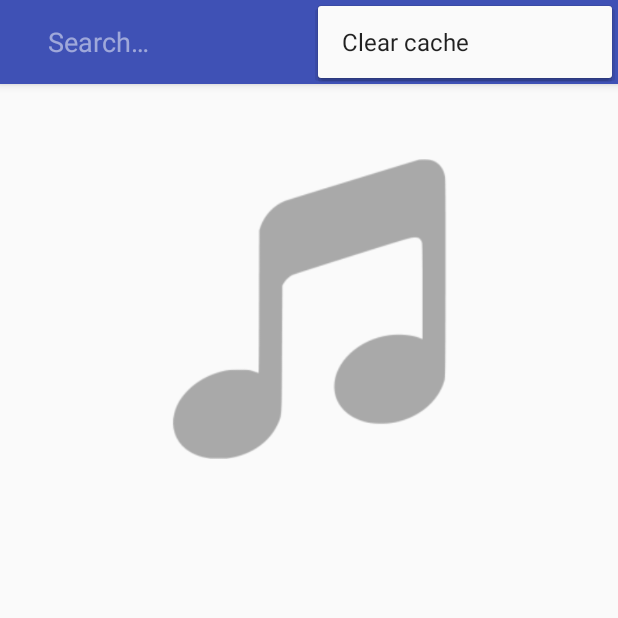
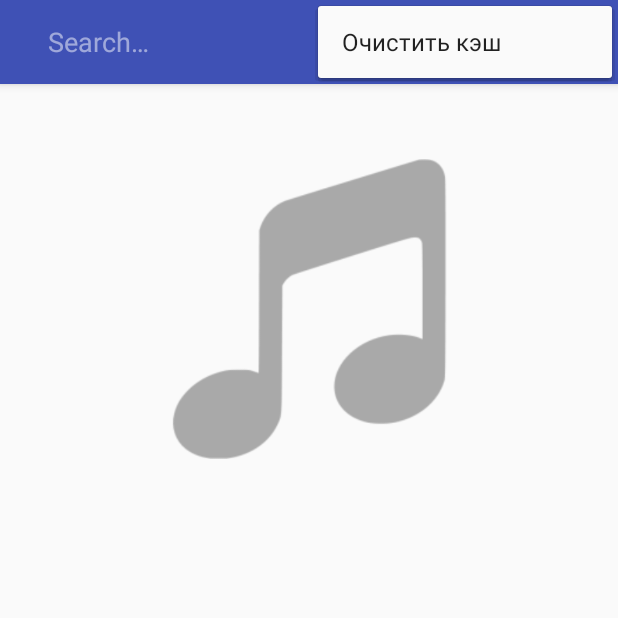
Before and after one commit to niazarak/YandexMusicApp, an Android app: the screen it shows after launch (MainActivity), with the options menu open, on a phone screen of 412 x 824 dp, the top half of it. Run offline under Robolectric (Android 15) with nearby library versions, the phone set to English and light mode, and no system bars; our stand-ins replace Picasso; network calls fail; pictures from the network do not load; 1 statement that could not run was skipped.

```diff
--- a/app/src/main/java/com/yandexmusicapp/Application.java
+++ b/app/src/main/java/com/yandexmusicapp/Application.java
@@ -6,9 +6,15 @@ import static com.yandexmusicapp.utils.CacheUtils.cache;
 
 public class Application extends android.app.Application{
 
+    public static final String ARTIST = "ARTIST";
+    public static final String POSITION = "POSITION";
+    public static final String SORT = "SORT";
+    public static final String QUERY= "QUERY";
+
     @Override
     public void onCreate() {
         super.onCreate();
+        //инициализируем путь кэша
         cache = new File(getCacheDir(),"cache.txt");
     }
 }
--- a/app/src/main/java/com/yandexmusicapp/adapters/ArtistAdapter.java
+++ b/app/src/main/java/com/yandexmusicapp/adapters/ArtistAdapter.java
@@ -19,6 +19,8 @@ import java.util.ArrayList;
 import java.util.Collections;
 import java.util.Comparator;
 import java.util.List;
+
+import static com.yandexmusicapp.Application.ARTIST;
 
 public class ArtistAdapter extends RecyclerView.Adapter<ArtistAdapter.ArtistHolder> {
 
@@ -133,12 +135,11 @@ public class ArtistAdapter extends RecyclerView.Adapter<ArtistAdapter.ArtistHold
             public void onClick(View v) {
                 Intent intent = new Intent(v.getContext(),ArtistActivity.class);
                 // передаем в следующий активити выбранного артиста
-                intent.putExtra("ARTIST",artist);
+                intent.putExtra(ARTIST, artist)
                 ((Activity) v.getContext()).startActivityForResult(intent,1);
             }
         });
     }
-
 
     @Override
     public int getItemCount() {
--- a/app/src/main/java/com/yandexmusicapp/models/Artist.java
+++ b/app/src/main/java/com/yandexmusicapp/models/Artist.java
@@ -17,7 +17,7 @@ public class Artist implements Serializable{
     private String name;
     @SerializedName("genres")
     @Expose
-    private List<String> genres = new ArrayList<String>();
+    private List<String> genres = new ArrayList<>();
     @SerializedName("tracks")
     @Expose
     private Integer tracks;
@@ -96,7 +96,7 @@ public class Artist implements Serializable{
 
     //для вывода репертуара артиста одной строкой
     public String getRepertoire(){
-        return albums+" альбомов, "+tracks+" песен";
+        return albums+" альбомов * "+tracks+" песен";
     }
     /**
      *
--- a/app/src/main/res/layout-land/layout_empty_cache.xml
+++ b/app/src/main/res/layout-land/layout_empty_cache.xml
@@ -13,19 +13,15 @@
         android:id="@+id/splash_img"
         android:src="@drawable/music"
         android:layout_gravity="center_horizontal|top"
-        android:layout_alignParentTop="true"
-        android:layout_centerHorizontal="true"
         android:layout_marginTop="50dp" />
 
     <TextView
         android:layout_width="300dp"
         android:layout_height="wrap_content"
-        android:text="Проверьте подключение к интернету и обновите список"
-        android:textSize="20dp"
+        android:text="@string/empty_cache"
+        android:textSize="20sp"
         android:layout_gravity="center"
         android:textAlignment="center"
-        android:layout_below="@+id/splash_img"
-        android:layout_centerHorizontal="true"
         android:layout_marginTop="50dp" />
 
 </FrameLayout>
--- a/app/src/main/res/layout/activity_splash.xml
+++ b/app/src/main/res/layout/activity_splash.xml
@@ -8,7 +8,7 @@
         android:id="@+id/imageView"
         android:layout_gravity="center_horizontal|top"
         android:src="@drawable/logo"
-        android:layout_marginTop="50dp" />
+        android:layout_marginTop="@dimen/splash_logo_top_margin" />
 
     <ProgressBar
         style="?android:attr/progressBarStyleSmall"
--- a/app/src/main/res/layout/layout_empty_cache.xml
+++ b/app/src/main/res/layout/layout_empty_cache.xml
@@ -13,19 +13,15 @@
         android:id="@+id/splash_img"
         android:src="@drawable/music"
         android:layout_gravity="center_horizontal|top"
-        android:layout_alignParentTop="true"
-        android:layout_centerHorizontal="true"
         android:layout_marginTop="50dp" />
 
     <TextView
         android:layout_width="300dp"
         android:layout_height="wrap_content"
-        android:text="Проверьте подключение к интернету и обновите список"
-        android:textSize="20dp"
+        android:text="@string/empty_cache"
+        android:textSize="20sp"
         android:layout_gravity="center"
         android:textAlignment="center"
-        android:layout_below="@+id/splash_img"
-        android:layout_centerHorizontal="true"
         android:layout_marginTop="50dp" />
 
 </FrameLayout>
--- a/app/src/main/res/layout/layout_empty_search.xml
+++ b/app/src/main/res/layout/layout_empty_search.xml
@@ -10,8 +10,8 @@
     <TextView
         android:layout_width="300dp"
         android:layout_height="wrap_content"
-        android:text="По данному запросу ничего не найдено"
-        android:textSize="20dp"
+        android:text="@string/empty_search"
+        android:textSize="20sp"
         android:layout_gravity="center_horizontal|top"
         android:textAlignment="center"
         android:layout_marginTop="50dp" />
--- a/app/src/main/res/layout/list_item.xml
+++ b/app/src/main/res/layout/list_item.xml
@@ -15,7 +15,6 @@
         android:layout_width="wrap_content"
         android:layout_height="wrap_content"
         android:textAppearance="?android:attr/textAppearanceLarge"
-        android:text="Name"
         android:id="@+id/name"
         android:layout_alignTop="@id/cover"
         android:layout_toRightOf="@id/cover"
@@ -24,7 +23,6 @@
     <TextView
         android:layout_width="wrap_content"
         android:layout_height="wrap_content"
-        android:text="Genres"
         android:id="@+id/genres"
         android:layout_below="@id/name"
         android:layout_toRightOf="@id/cover"
@@ -33,7 +31,6 @@
     <TextView
         android:layout_width="wrap_content"
         android:layout_height="wrap_content"
-        android:text="Repertoire"
         android:id="@+id/repertoire"
         android:layout_alignBottom="@id/cover"
         android:layout_toRightOf="@id/cover"
--- a/app/src/main/res/menu/main_menu.xml
+++ b/app/src/main/res/menu/main_menu.xml
@@ -2,17 +2,16 @@
 <menu xmlns:android="http://schemas.android.com/apk/res/android"
     xmlns:app="http://schemas.android.com/apk/res-auto">
 
-    <item android:id="@+id/action_search"
-        android:title="@+id/action_search"
+    <item android:id="@+id/search"
+        android:title="@+id/search"
         app:actionViewClass="android.support.v7.widget.SearchView"
         app:showAsAction="ifRoom"/>
 
-    <item android:id="@+id/action_sort"
-        android:icon="@android:drawable/ic_lock_silent_mode_off"
-        android:title="Sort"
+    <item android:id="@+id/sort"
+        android:title="@string/menu_sort"
         app:showAsAction="always"/>
 
-    <item android:id="@+id/action_clear"
-        android:title="Clear cache"
+    <item android:id="@+id/clear"
+        android:title="@string/menu_clear"
         app:showAsAction="never"/>
 </menu>
--- a/app/src/main/res/values-w820dp/dimens.xml
+++ /dev/null
@@ -1,6 +0,0 @@
-<resources>
-    <!-- Example customization of dimensions originally defined in res/values/dimens.xml
-         (such as screen margins) for screens with more than 820dp of available width. This
-         would include 7" and 10" devices in landscape (~960dp and ~1280dp respectively). -->
-    <dimen name="activity_horizontal_margin">64dp</dimen>
-</resources>
--- a/app/src/main/res/values/dimens.xml
+++ b/app/src/main/res/values/dimens.xml
@@ -2,4 +2,5 @@
     <!-- Default screen margins, per the Android Design guidelines. -->
     <dimen name="activity_horizontal_margin">16dp</dimen>
     <dimen name="activity_vertical_margin">16dp</dimen>
+    <dimen name="splash_logo_top_margin">50dp</dimen>
 </resources>
--- a/app/src/main/res/values/strings.xml
+++ b/app/src/main/res/values/strings.xml
@@ -2,4 +2,11 @@
     <string name="app_name">YandexMusicApp</string>
     <string name="main_title">Исполнители</string>
     <string name="biography">Биография</string>
+    <string name="menu_clear">Очистить кэш</string>
+    <string name="menu_sort">Сортировать</string>
+    <string name="empty_search">По данному запросу ничего не найдено</string>
+    <string name="empty_cache">Проверьте подключение к интернету и обновите список</string>
+    <string name="cache_failed">Данные не получены</string>
+    <string name="cache_cleared">Кэш очищен</string>
+    <string name="cache_invalidated">Данные получены</string>
 </resources>
```
Also changed, not shown: app/src/main/java/com/yandexmusicapp/activities/ArtistActivity.java (+4 -5 lines), app/src/main/java/com/yandexmusicapp/activities/MainActivity.java (+16 -12 lines), app/src/main/java/com/yandexmusicapp/activities/SplashActivity.java (+8 -1 lines).
